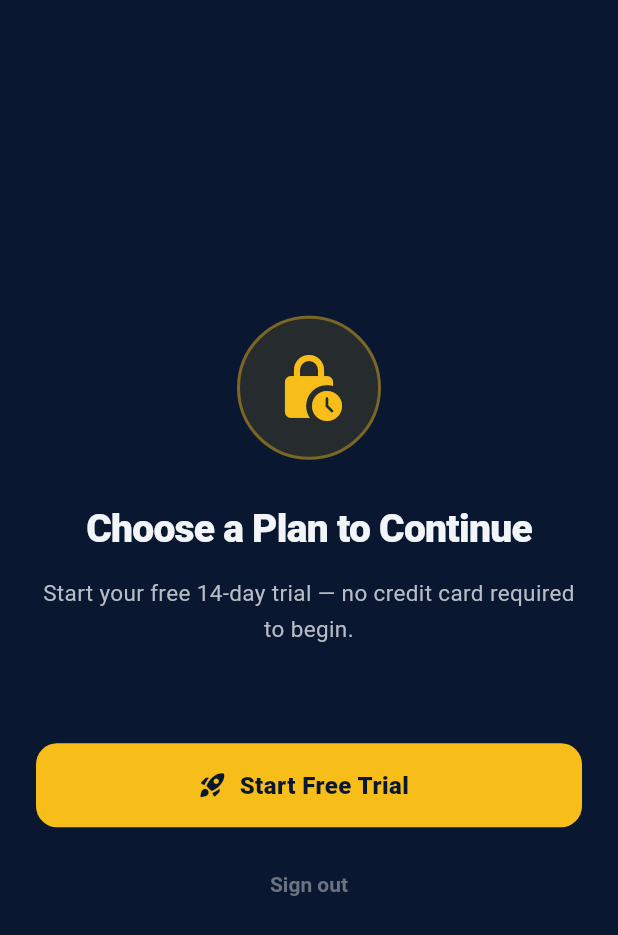
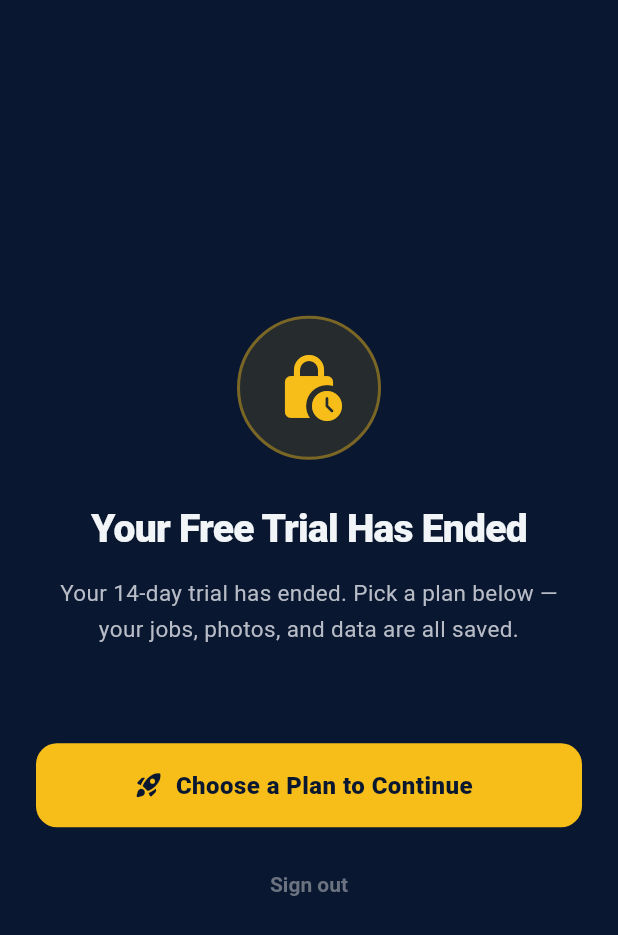
Before and after one commit to TheMarketingMillennial/Traderep_pro, a Flutter app: the _TrialExpiredGate screen opened directly with empty values, on a phone screen of 412 x 824 dp. Shown: the top 935 px of the screen. Run offline on Flutter 3.47's test engine with Material 3 defaults, Android fonts, the phone set to English and light mode, and no system bars; our stand-ins replace cloud_firestore, firebase_auth, firebase_core, firebase_storage, image_picker, share_plus; missing offline and left inert: flutter_stripe; accounts and stored records are empty.

Commit message:
fix: trial gate, button labels, checkout sheet scroll
- main_shell: don't gate on status==none while Firestore is loading
  (new users were hitting paywall before their trial record was written)
- main_shell: show spinner while firestoreReady==false + status==none
- main_shell: gate button says 'Choose a Plan to Continue' not 'Start Free Trial'
- pricing_screen: plan buttons say 'Choose Starter/Pro Plan' not 'Get Started'
- pricing_screen: checkout sheet opens at 75% height — no scrolling to find button

```diff
--- a/lib/features/auth/main_shell.dart
+++ b/lib/features/auth/main_shell.dart
@@ -44,14 +44,23 @@ class _MainShellState extends State<MainShell> {
     final state = context.watch<AppState>();
 
     // ── Trial gate ──────────────────────────────────────────────────────────
-    // Block access when trial has expired and subscription is not active.
-    // Users with status == 'none' (never signed up) are also gated so they
-    // must pick a plan before using the app.
+    // Block access only after Firestore has loaded AND subscription is expired/cancelled.
+    // While firestoreReady == false the subscription default is 'none' — don't gate
+    // yet or brand new users get blocked before their trial record is written.
     final sub = state.subscription;
-    final isBlocked =
-        sub.status == SubscriptionStatus.none ||
+    final firestoreLoaded = state.firestoreReady;
+    final isBlocked = firestoreLoaded && (
         (sub.status == SubscriptionStatus.trial && sub.trialDaysRemaining <= 0) ||
-        sub.status == SubscriptionStatus.cancelled;
+        sub.status == SubscriptionStatus.cancelled
+    );
+
+    // Still loading — show spinner, not the gate
+    if (!firestoreLoaded && sub.status == SubscriptionStatus.none) {
+      return const Scaffold(
+        backgroundColor: TRColors.navyDeep,
+        body: Center(child: CircularProgressIndicator(color: TRColors.gold)),
+      );
+    }
 
     if (isBlocked) {
       return _TrialExpiredGate(subscription: sub);
@@ -250,9 +259,7 @@ class _TrialExpiredGate extends StatelessWidget {
               Text(
                 _isCancelled
                     ? 'Subscription Cancelled'
-                    : _isExpiredTrial
-                        ? 'Your Free Trial Has Ended'
-                        : 'Choose a Plan to Continue',
+                    : 'Your Free Trial Has Ended',
                 style: const TextStyle(
                   color: TRColors.white,
                   fontSize: 26,
@@ -267,9 +274,7 @@ class _TrialExpiredGate extends StatelessWidget {
               Text(
                 _isCancelled
                     ? 'Your TradeRep subscription has been cancelled. Reactivate to keep growing your reputation.'
-                    : _isExpiredTrial
-                        ? 'Your 14-day trial has expired. Choose a plan to continue using TradeRep and keep your jobs and reputation data.'
-                        : 'Start your free 14-day trial — no credit card required to begin.',
+                    : 'Your 14-day trial has ended. Pick a plan below — your jobs, photos, and data are all saved.',
                 style: const TextStyle(
                   color: TRColors.grayLight,
                   fontSize: 15,
@@ -328,9 +333,9 @@ class _TrialExpiredGate extends StatelessWidget {
                   ),
                   icon: const Icon(Icons.rocket_launch_rounded, size: 20),
                   label: Text(
-                    _isExpiredTrial || _isCancelled
-                        ? 'Reactivate — Choose a Plan'
-                        : 'Start Free Trial',
+                    _isCancelled
+                        ? 'Reactivate Subscription'
+                        : 'Choose a Plan to Continue',
                     style: const TextStyle(
                       fontSize: 16,
                       fontWeight: FontWeight.w800,
--- a/lib/features/pricing/pricing_screen.dart
+++ b/lib/features/pricing/pricing_screen.dart
@@ -549,7 +549,7 @@ class _PricingScreenState extends State<PricingScreen>
         const TRLogo(size: 52, showTagline: true),
         const SizedBox(height: 24),
         GoldButton(
-          label: 'Start 14-Day Free Trial',
+          label: 'View Plans & Start Free Trial',
           icon: Icons.rocket_launch_rounded,
           onTap: () => _handlePlanAction(context, PricingPlan.growth, state),
         ),
@@ -569,10 +569,16 @@ class _PricingScreenState extends State<PricingScreen>
       context: context,
       backgroundColor: TRColors.cardDark,
       isScrollControlled: true,
+      useSafeArea: true,
+      constraints: BoxConstraints(
+        maxHeight: MediaQuery.of(context).size.height * 0.75,
+      ),
       shape: const RoundedRectangleBorder(
         borderRadius: BorderRadius.vertical(top: Radius.circular(24)),
       ),
-      builder: (_) => _CheckoutSheet(plan: plan, state: state),
+      builder: (_) => SingleChildScrollView(
+        child: _CheckoutSheet(plan: plan, state: state),
+      ),
     );
   }
 }
@@ -635,8 +641,8 @@ class _PlanCTAButton extends StatelessWidget {
 
   String get _label {
     if (plan.tier == PlanTier.growth) return 'Start 14-Day Free Trial';
-    if (plan.tier == PlanTier.pro)    return 'Get Started — Pro';
-    return 'Get Started';
+    if (plan.tier == PlanTier.pro)    return 'Choose Pro Plan';
+    return 'Choose Starter Plan';
   }
 
   @override
```
